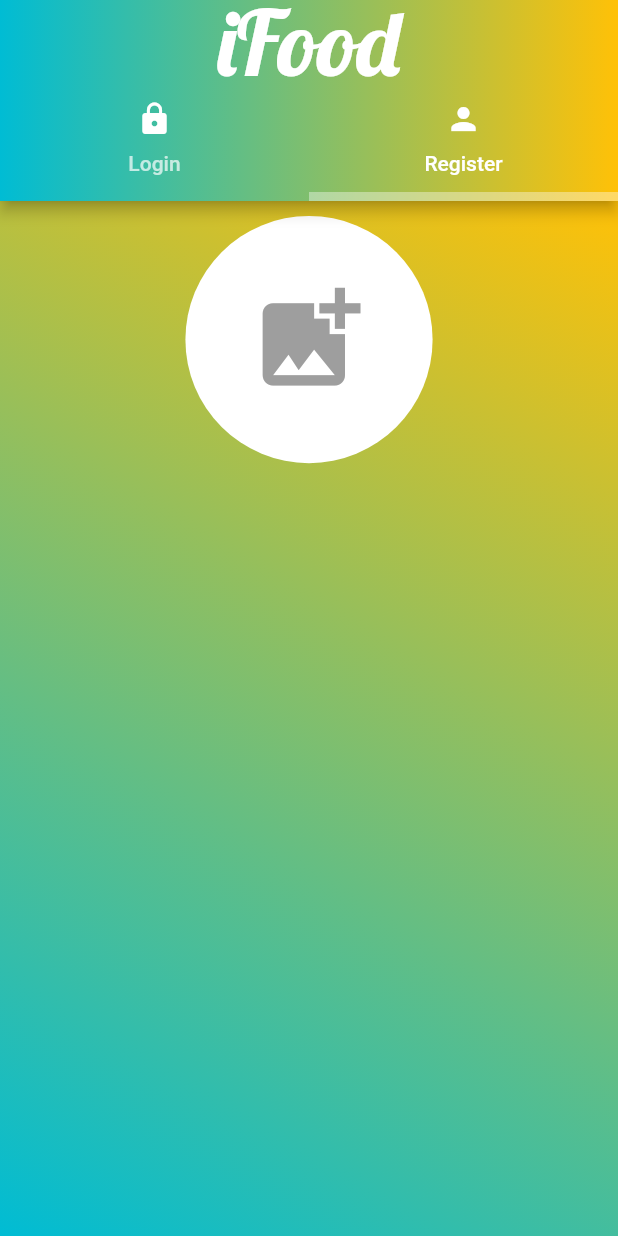
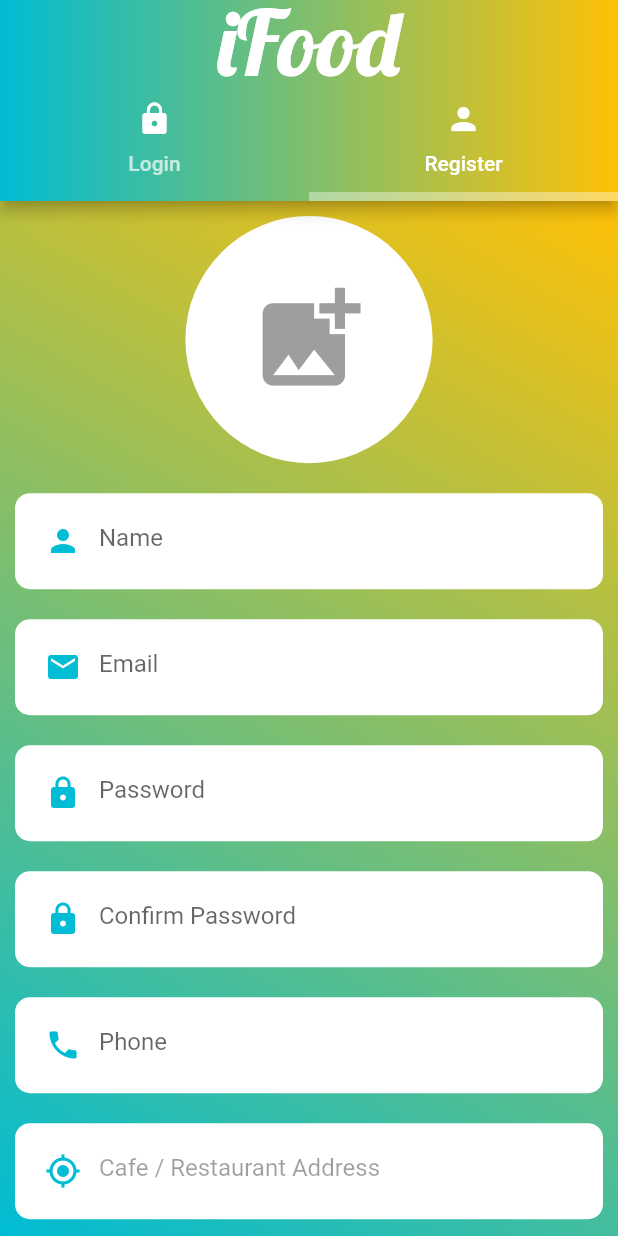
Before and after one commit to sabbirkz/ifood_seller_app, a Flutter app: the screen it shows after launch, tab 2 chosen, on a phone screen of 412 x 824 dp. Run offline on Flutter 3.47's test engine with Material 2 defaults, Android fonts, the light colour scheme and no system bars; our stand-ins replace image_picker.

```diff
--- a/lib/authentication/login.dart
+++ b/lib/authentication/login.dart
@@ -8,8 +8,25 @@
 }
 
 class _LoginScreenState extends State<LoginScreen> {
+  final GlobalKey<FormState> _formkey = GlobalKey<FormState>();
+  TextEditingController emailController = TextEditingController();
+  TextEditingController passwordController = TextEditingController();
+
   @override
   Widget build(BuildContext context) {
-    return Container();
+    return SingleChildScrollView(
+      child: Column(
+        mainAxisSize: MainAxisSize.max,
+        children: [
+          Container(
+            alignment: Alignment.bottomCenter,
+            child: Padding(
+              padding: EdgeInsets.all(15),
+              child: Image.asset("images/seller.png"),
+            ),
+          )
+        ],
+      ),
+    );
   }
 }
--- a/lib/authentication/register.dart
+++ b/lib/authentication/register.dart
@@ -12,14 +12,13 @@
 }
 
 class _RegisterScreenState extends State<RegisterScreen> {
-
-
   final GlobalKey<FormState> _formkey = GlobalKey<FormState>();
   TextEditingController nameController = TextEditingController();
+  TextEditingController emailController = TextEditingController();
   TextEditingController passwordController = TextEditingController();
-  TextEditingController Controller = TextEditingController();
-  TextEditingController nameController = TextEditingController();
-  TextEditingController nameController = TextEditingController();
+  TextEditingController confirmPasswordController = TextEditingController();
+  TextEditingController phoneController = TextEditingController();
+  TextEditingController locationController = TextEditingController();
 
   XFile? imageXFile;
   final ImagePicker _picker = ImagePicker();
@@ -52,6 +51,90 @@
             SizedBox(
               height: 10,
             ),
+            Form(
+              key: _formkey,
+              child: Column(
+                children: [
+                  CustomTextField(
+                    data: Icons.person,
+                    controller: nameController,
+                    hintText: "Name",
+                    isObsecre: false,
+                  ),
+                  CustomTextField(
+                    data: Icons.email,
+                    controller: emailController,
+                    hintText: "Email",
+                    isObsecre: false,
+                  ),
+                  CustomTextField(
+                    data: Icons.lock,
+                    controller: passwordController,
+                    hintText: "Password",
+                    isObsecre: true,
+                  ),
+                  CustomTextField(
+                    data: Icons.lock,
+                    controller: confirmPasswordController,
+                    hintText: "Confirm Password",
+                    isObsecre: true,
+                  ),
+                  CustomTextField(
+                    data: Icons.phone,
+                    controller: phoneController,
+                    hintText: "Phone",
+                    isObsecre: false,
+                  ),
+                  CustomTextField(
+                    data: Icons.my_location,
+                    controller: locationController,
+                    hintText: "Cafe / Restaurant Address",
+                    isObsecre: false,
+                    enabled: false,
+                  ),
+                  Container(
+                    width: 400,
+                    height: 40,
+                    alignment: Alignment.center,
+                    child: ElevatedButton.icon(
+                      label: Text(
+                        "Get My Current Location",
+                        style: TextStyle(color: Colors.white),
+                      ),
+                      icon: Icon(
+                        Icons.location_on,
+                        color: Colors.white,
+                      ),
+                      onPressed: () => print("Clicked"),
+                      style: ElevatedButton.styleFrom(
+                          primary: Colors.amber,
+                          shape: RoundedRectangleBorder(
+                            borderRadius: BorderRadius.circular(30),
+                          )),
+                    ),
+                  )
+                ],
+              ),
+            ),
+            SizedBox(
+              height: 30,
+            ),
+            ElevatedButton(
+              child: Text(
+                "Sign Up",
+                style: TextStyle(
+                  color: Colors.white,
+                ),
+              ),
+              style: ElevatedButton.styleFrom(
+                primary: Colors.cyan,
+                padding: EdgeInsets.symmetric(horizontal: 50, vertical: 10),
+              ),
+              onPressed: () => print("clicked"),
+            ),
+            SizedBox(
+              height: 30,
+            ),
           ],
         ),
       ),
```
